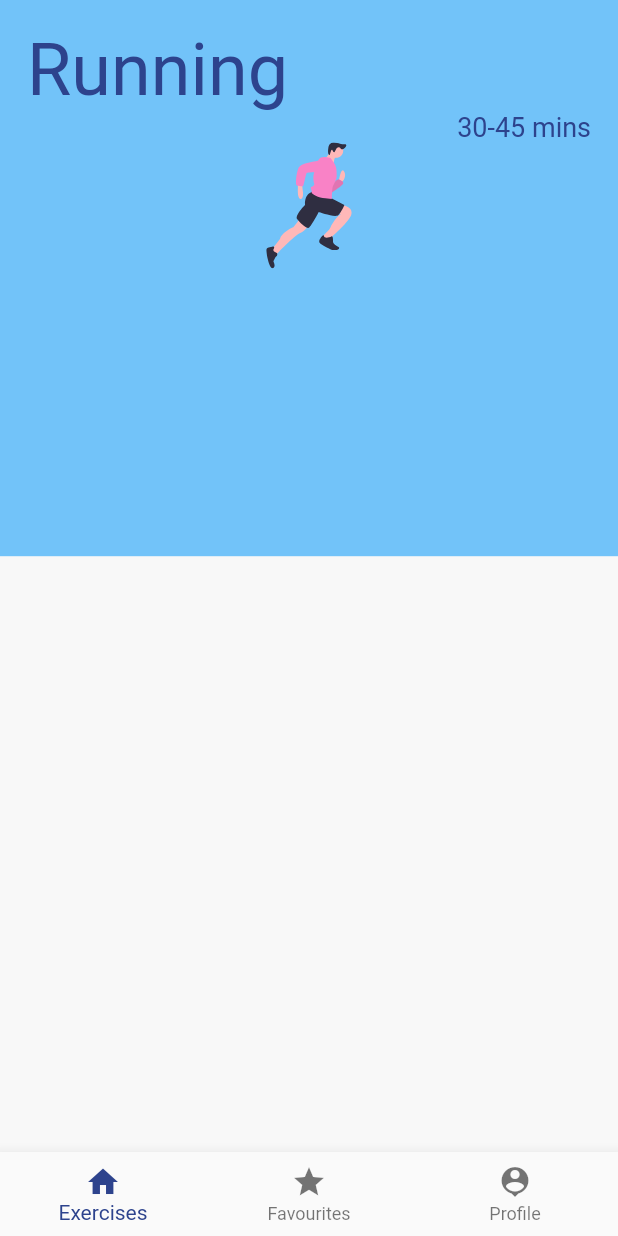
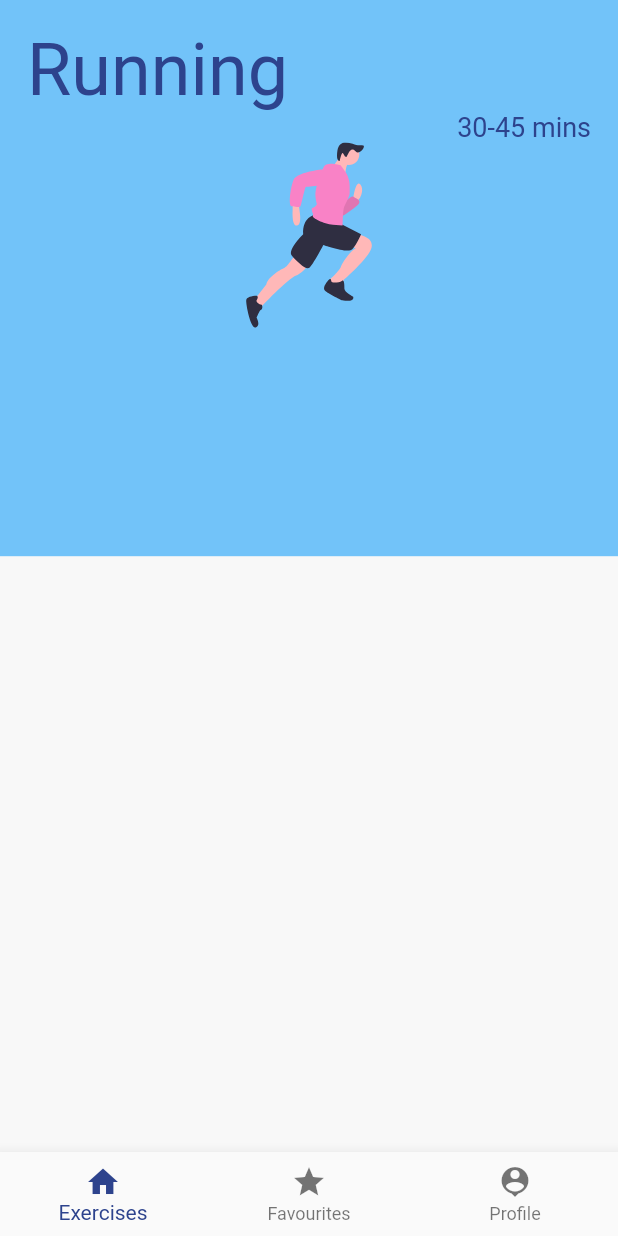
Before and after one commit to hngi/Team-wonderwoman-mobile, a Flutter app: the screen it shows after launch, after a tap on the "favorite outline" icon, on a phone screen of 412 x 824 dp. Run offline on Flutter 3.47's test engine with Material 2 defaults, Android fonts, the phone set to English and light mode, and no system bars; our stand-ins replace flutter_svg; Roboto replaces fonts that are missing (Work Sans/WorkSans-Bold, Work sans/WorkSans-Bold).

Commit message:
Fixed the bug with the image rendering

```diff
--- a/lib/widgets/exercise_card.dart
+++ b/lib/widgets/exercise_card.dart
@@ -44,7 +44,8 @@ class ExerciseCard extends StatelessWidget {
                     ),),
                 ),
                 Center(
-                  child: SvgPicture.asset(svgSrc),
+                  child: SvgPicture.asset(svgSrc,
+                  height: size.height * .15),
                 )
               ],
             ),
```
